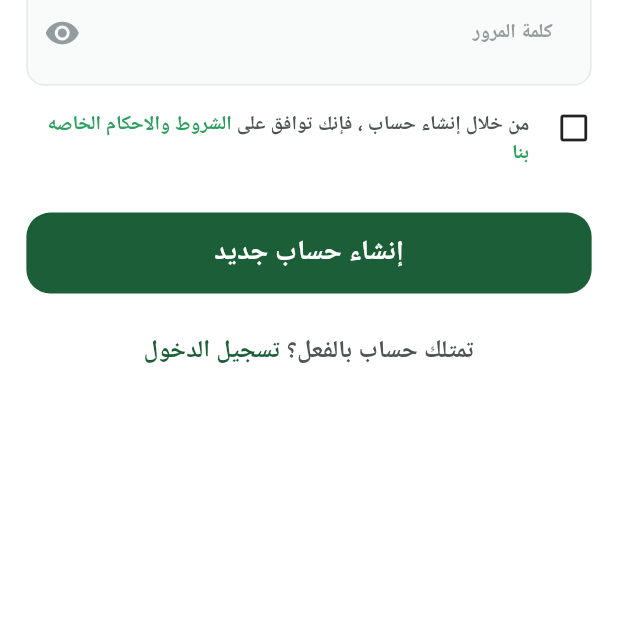
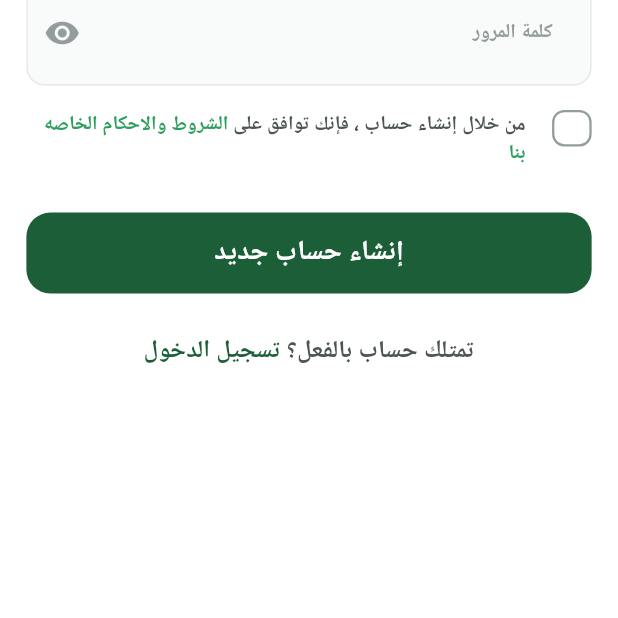
Before and after one commit to khaled-fcizu/fruits_hub, a Flutter app: the SignUpView screen opened by its route, on a phone screen of 412 x 824 dp, the part 402-1020 px from its top. Run offline on Flutter 3.47's test engine with Material 3 defaults, Android fonts, the phone set to English and light mode, and no system bars; our stand-ins replace dots_indicator, flutter_screenutil, flutter_svg, shared_preferences; accounts and stored records are empty; Roboto replaces fonts that are missing (Cairo).

Commit message:
add custom chick box

```diff
--- a/lib/core/widgets/custom_app_bar.dart
+++ b/lib/core/widgets/custom_app_bar.dart
@@ -9,7 +9,7 @@ AppBar buildAppBar(context, {required String title, required Widget icon}) {
     title: Text(title, style: AppTextStyles.font19BlackBold),
     leading: GestureDetector(
       onTap: () {
-        context.pop();
+        Navigator.of(context).pop();
       },
       child: icon,
     ),
--- a/lib/features/auth/ui/sign_up_view.dart
+++ b/lib/features/auth/ui/sign_up_view.dart
@@ -8,15 +8,9 @@ import 'package:fruit_hub/core/widgets/custom_app_bar.dart';
 import 'package:fruit_hub/features/auth/ui/widgets/already_have_account.dart';
 import 'package:fruit_hub/features/auth/ui/widgets/condations_and_terms_chick.dart';
 
-class SignUpView extends StatefulWidget {
+class SignUpView extends StatelessWidget {
   const SignUpView({super.key});
 
-  @override
-  State<SignUpView> createState() => _SignUpViewState();
-}
-
-class _SignUpViewState extends State<SignUpView> {
-  bool isConfermed = false;
   @override
   Widget build(BuildContext context) {
     return Scaffold(
@@ -24,7 +18,7 @@ class _SignUpViewState extends State<SignUpView> {
                   context,
                   title: 'حساب جديد',
                   icon: Icon(Icons.arrow_back_ios),
-                ),
+              ),
       body: SingleChildScrollView(
         child: Padding(
           padding: EdgeInsetsGeometry.symmetric(horizontal: 16.w),
@@ -49,18 +43,7 @@ class _SignUpViewState extends State<SignUpView> {
                   ),
                 ),
                 verticalSpace(16),
-                CondationsAndTermsChick(
-                  confermeIcon: GestureDetector(
-                    onTap: () {
-                     setState(() {
-                        isConfermed = !isConfermed;
-                     });
-                    },
-                    child: isConfermed
-                        ? Icon(Icons.check_box, color: AppColors.mainLightGreen)
-                        : Icon(Icons.check_box_outline_blank),
-                  ),
-                ),
+                CondationsAndTermsChick(),
                 verticalSpace(30),
                 AppButton(onPressed: () {}, buttonText: 'إنشاء حساب جديد'),
                 verticalSpace(26),
--- a/lib/features/auth/ui/widgets/condations_and_terms_chick.dart
+++ b/lib/features/auth/ui/widgets/condations_and_terms_chick.dart
@@ -1,16 +1,28 @@
 import 'package:flutter/material.dart';
 import 'package:fruit_hub/core/helpers/spacing_helper.dart';
 import 'package:fruit_hub/core/theming/app_text_styles.dart';
+import 'package:fruit_hub/features/auth/ui/widgets/custom_chick_box.dart';
 
-class CondationsAndTermsChick extends StatelessWidget {
-  const CondationsAndTermsChick({super.key, required this.confermeIcon});
-  final Widget confermeIcon;
+class CondationsAndTermsChick extends StatefulWidget {
+  const CondationsAndTermsChick({super.key});
+
+  @override
+  State<CondationsAndTermsChick> createState() => _CondationsAndTermsChickState();
+}
+
+class _CondationsAndTermsChickState extends State<CondationsAndTermsChick> {
+  bool isChicked = false;
   @override
   Widget build(BuildContext context) {
     return Row(
       crossAxisAlignment: CrossAxisAlignment.start,
       children: [
-        confermeIcon,
+        CustomChickBox(isChicked: isChicked, onChicked: (value) {
+          isChicked = value;
+          setState(() {
+
+          });
+         },),
         horizontalSpace(16),
         Expanded(
           child: Text.rich(
--- /dev/null
+++ b/lib/features/auth/ui/widgets/custom_chick_box.dart
@@ -0,0 +1,43 @@
+import 'package:flutter/material.dart';
+import 'package:flutter_screenutil/flutter_screenutil.dart';
+import 'package:flutter_svg/flutter_svg.dart';
+import 'package:fruit_hub/core/theming/app_colors.dart';
+
+class CustomChickBox extends StatelessWidget {
+  const CustomChickBox({
+    super.key,
+    required this.isChicked,
+    required this.onChicked,
+  });
+  final bool isChicked;
+  final ValueChanged<bool> onChicked;
+  @override
+  Widget build(BuildContext context) {
+    return GestureDetector(
+      onTap: () {
+        onChicked(!isChicked);
+      },
+      child: AnimatedContainer(
+        duration: Duration(milliseconds: 100),
+        width: 24.w,
+        height: 24.h,
+        decoration: ShapeDecoration(
+          color: isChicked ? AppColors.mainGreen : Colors.white,
+          shape: OutlineInputBorder(
+            borderRadius: BorderRadius.circular(8.r),
+            borderSide: BorderSide(
+              width: 1.5,
+              color: isChicked ? Colors.transparent : AppColors.lightGray,
+            ),
+          ),
+        ),
+        child: isChicked
+            ? Padding(
+                padding: const EdgeInsets.all(2),
+                child: SvgPicture.asset('assets/svgs/true.svg'),
+              )
+            : SizedBox.shrink(),
+      ),
+    );
+  }
+}
```
Also changed, not shown: assets/svgs/true.svg (added).
